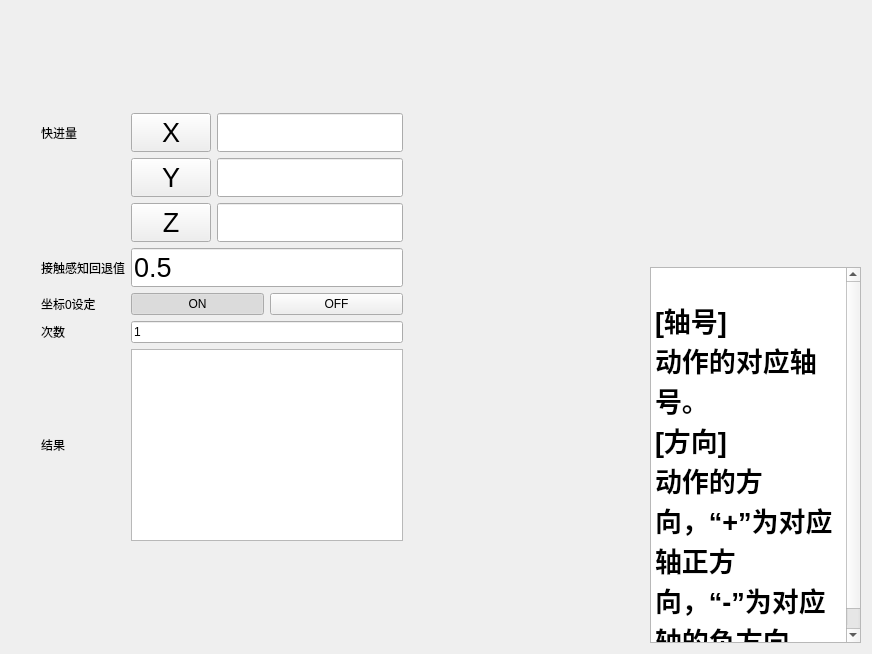
Before: the Qt Designer form forms/manual/kongzhongxingform.ui in zephyrrr/Camotics_modbus, drawn with Qt 5.
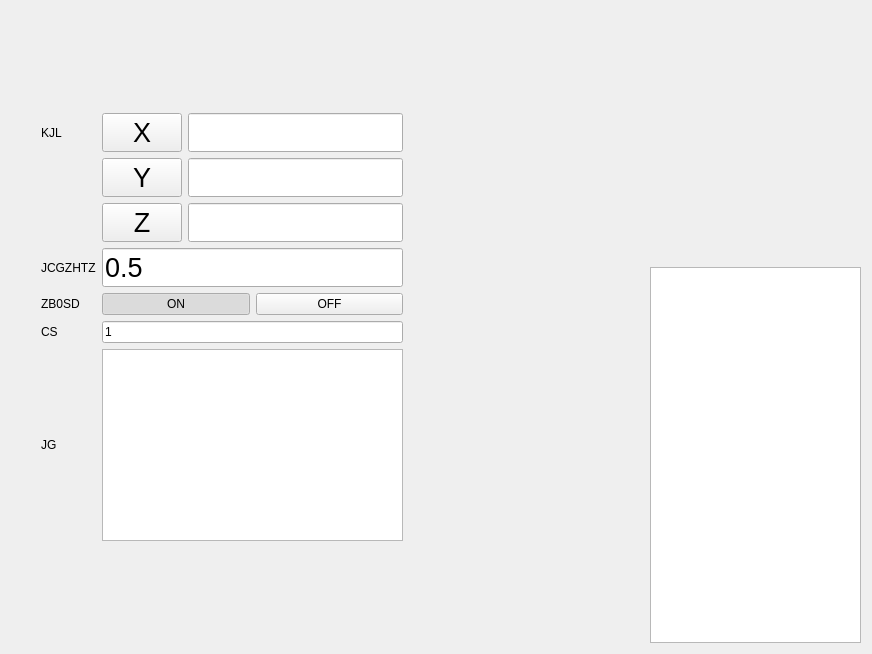
After: the same form once the commit is applied. Custom widgets are drawn as their Qt base class.

What changed in the file:
```diff
--- a/forms/manual/kongzhongxingform.ui
+++ b/forms/manual/kongzhongxingform.ui
@@ -51,7 +51,7 @@
          <item row="4" column="0">
           <widget class="QLabel" name="label_3">
            <property name="text">
-            <string>坐标0设定</string>
+            <string>ZB0SD</string>
            </property>
           </widget>
          </item>
@@ -104,7 +104,7 @@
          <item row="6" column="0">
           <widget class="QLabel" name="label_2">
            <property name="text">
-            <string>结果</string>
+            <string>JG</string>
            </property>
           </widget>
          </item>
@@ -251,7 +251,7 @@
          <item row="0" column="0">
           <widget class="QLabel" name="label_1">
            <property name="text">
-            <string>快进量</string>
+            <string>KJL</string>
            </property>
           </widget>
          </item>
@@ -268,7 +268,7 @@
          <item row="3" column="0">
           <widget class="QLabel" name="label_4">
            <property name="text">
-            <string>接触感知回退值</string>
+            <string>JCGZHTZ</string>
            </property>
           </widget>
          </item>
@@ -293,7 +293,7 @@
          <item row="5" column="0">
           <widget class="QLabel" name="label_5">
            <property name="text">
-            <string>次数</string>
+            <string>CS</string>
            </property>
           </widget>
          </item>
@@ -348,19 +348,7 @@
      <item>
       <widget class="QTextBrowser" name="textBrowser">
        <property name="html">
-        <string>&lt;!DOCTYPE HTML PUBLIC &quot;-//W3C//DTD HTML 4.0//EN&quot; &quot;http://www.w3.org/TR/REC-html40/strict.dtd&quot;&gt;
-&lt;html&gt;&lt;head&gt;&lt;meta name=&quot;qrichtext&quot; content=&quot;1&quot; /&gt;&lt;meta charset=&quot;utf-8&quot; /&gt;&lt;style type=&quot;text/css&quot;&gt;
-p, li { white-space: pre-wrap; }
-hr { height: 1px; border-width: 0; }
-li.unchecked::marker { content: &quot;\2610&quot;; }
-li.checked::marker { content: &quot;\2612&quot;; }
-&lt;/style&gt;&lt;/head&gt;&lt;body style=&quot; font-family:'Microsoft YaHei UI'; font-size:9pt; font-weight:400; font-style:normal;&quot;&gt;
-&lt;p style=&quot; margin-top:0px; margin-bottom:0px; margin-left:0px; margin-right:0px; -qt-block-indent:0; text-indent:0px;&quot;&gt;                 &lt;/p&gt;
-&lt;p style=&quot; margin-top:0px; margin-bottom:0px; margin-left:0px; margin-right:0px; -qt-block-indent:0; text-indent:0px;&quot;&gt;                 &lt;/p&gt;
-&lt;p style=&quot; margin-top:0px; margin-bottom:0px; margin-left:0px; margin-right:0px; -qt-block-indent:0; text-indent:0px;&quot;&gt;&lt;span style=&quot; font-family:'SimSun'; font-size:20pt; font-weight:696;&quot;&gt;[轴号]&lt;/span&gt;                 &lt;/p&gt;
-&lt;p style=&quot; margin-top:0px; margin-bottom:0px; margin-left:0px; margin-right:0px; -qt-block-indent:0; text-indent:0px;&quot;&gt;&lt;span style=&quot; font-family:'SimSun'; font-size:20pt; font-weight:696;&quot;&gt;动作的对应轴号。&lt;/span&gt;                 &lt;/p&gt;
-&lt;p style=&quot; margin-top:0px; margin-bottom:0px; margin-left:0px; margin-right:0px; -qt-block-indent:0; text-indent:0px;&quot;&gt;&lt;span style=&quot; font-family:'SimSun'; font-size:20pt; font-weight:696;&quot;&gt;[方向]&lt;/span&gt;                 &lt;/p&gt;
-&lt;p style=&quot; margin-top:0px; margin-bottom:0px; margin-left:0px; margin-right:0px; -qt-block-indent:0; text-indent:0px;&quot;&gt;&lt;span style=&quot; font-family:'SimSun'; font-size:20pt; font-weight:696;&quot;&gt;动作的方向，“+”为对应轴正方向，“-”为对应轴的负方向。&lt;/span&gt;               &lt;/p&gt;&lt;/body&gt;&lt;/html&gt;</string>
+        <string></string>
        </property>
       </widget>
      </item>
```
Left out of the diff: 15 changed lines with no effect on the pictures.
